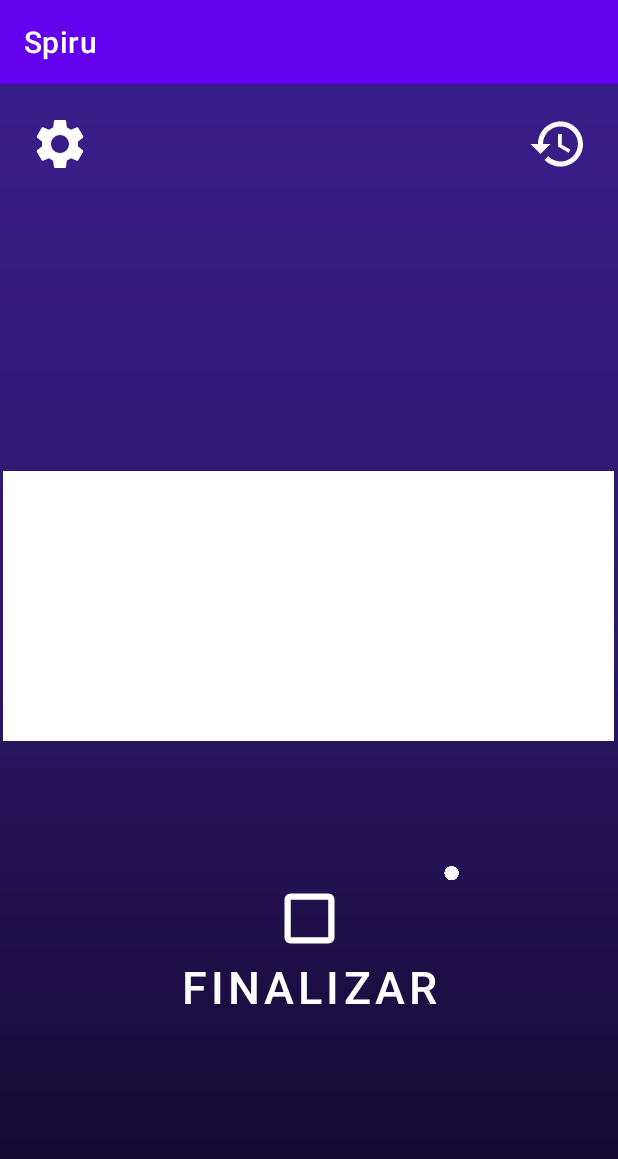
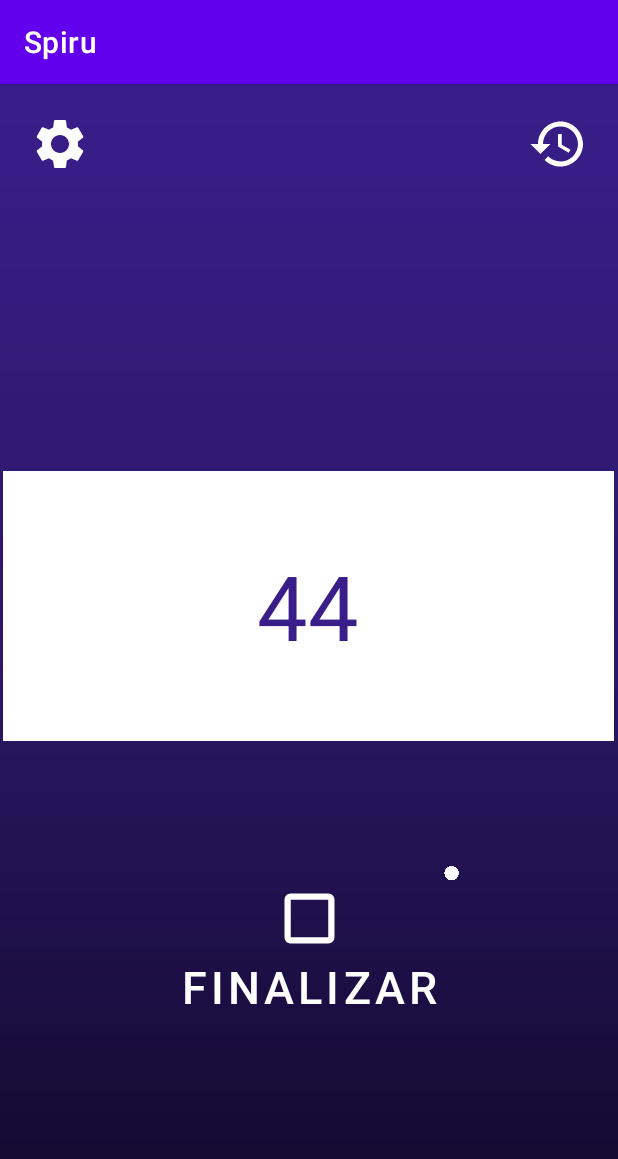
Before and after one commit to Adriano3ds/Spiru, an Android app: the MonitorActivity screen opened directly, with no data from a screen before it, on a phone screen of 412 x 824 dp. Shown: the top 1159 px of the screen. Run offline under Robolectric (Android 15) with nearby library versions, the phone set to English and light mode, and no system bars.

Commit message:
Features added

```diff
--- a/app/src/main/res/layout/activity_monitor.xml
+++ b/app/src/main/res/layout/activity_monitor.xml
@@ -64,8 +64,8 @@
         android:gravity="center"
         android:text="Texto"
         android:textAlignment="center"
-        android:textColor="@color/white"
-        android:textSize="50dp"
+        android:textColor="@color/main_color"
+        android:textSize="60sp"
         app:layout_constraintBottom_toBottomOf="parent"
         app:layout_constraintEnd_toEndOf="parent"
         app:layout_constraintHorizontal_bias="0.497"
```
Also changed, not shown: app/src/main/java/ib2/spiru/MonitorActivity.java (+4 -4 lines).
